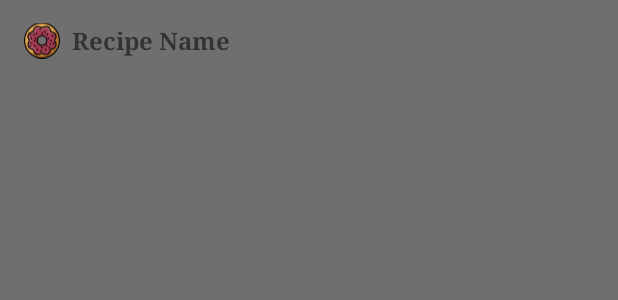
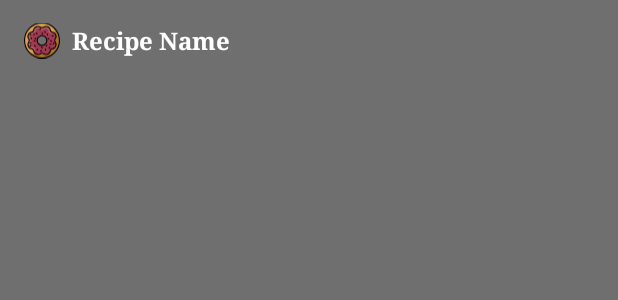
Before and after one commit to htcardone/Udacity-BakingApp, an Android app: the layout widget_ingredients.xml on its own in the app's theme, with its tools: preview values and no code run, on a phone screen of 412 x 824 dp. Shown: the top 300 px of the screen. Run offline under Robolectric (Android 15) with nearby library versions, the phone set to English and light mode, and no system bars.

Commit message:
Fixing widget text color.

```diff
--- a/app/src/main/res/layout/widget_ingredients.xml
+++ b/app/src/main/res/layout/widget_ingredients.xml
@@ -3,6 +3,7 @@
     android:layout_width="match_parent"
     android:layout_height="match_parent"
     android:orientation="vertical"
+    android:theme="@style/AppTheme.IngredientsWidget"
     android:background="@color/colorWidgetBg"
     android:padding="@dimen/widget_margin">
 
--- a/app/src/main/res/values/styles.xml
+++ b/app/src/main/res/values/styles.xml
@@ -32,4 +32,8 @@
         <item name="colorControlHighlight">@color/colorAccent</item>
     </style>
 
+    <style name="AppTheme.IngredientsWidget" parent="Theme.AppCompat.Light">
+        <item name="android:textColor">@color/colorFont</item>
+    </style>
+
 </resources>
```
